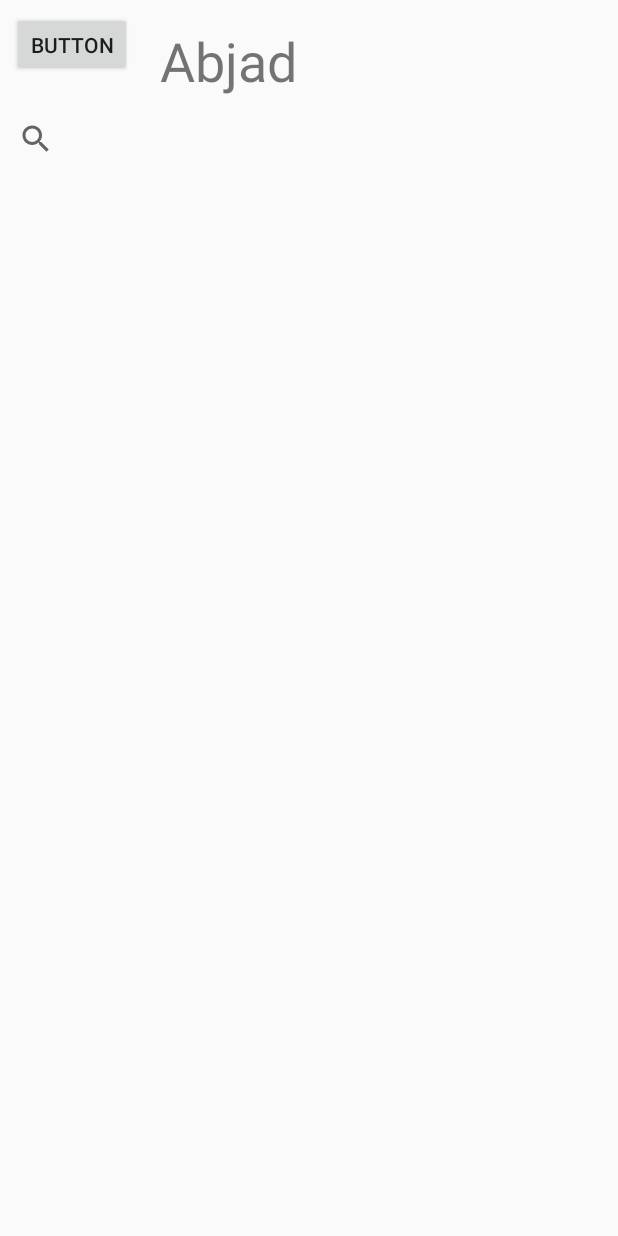
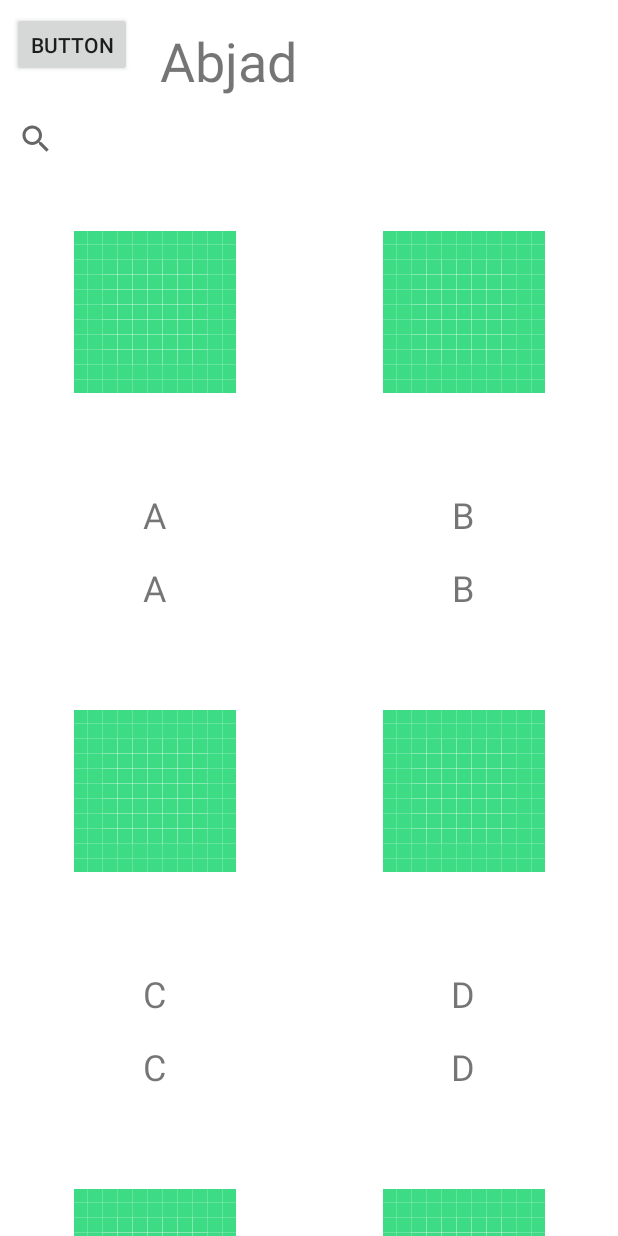
Before and after one commit to sungindra/SignDictionary, an Android app: the screen it shows after launch (SearchedView), after a tap on "Abjad", on a phone screen of 412 x 824 dp. Run offline under Robolectric (Android 15) with nearby library versions, the phone set to English and light mode, and no system bars.

Commit message:
completed the searched view activity and added adaptable grid display adapter based on devices

```diff
--- /dev/null
+++ b/app/src/main/java/com/reynardvincent/signdictionary/Adapters/DictionaryAdapter.kt
@@ -0,0 +1,41 @@
+package com.reynardvincent.signdictionary.Adapters
+
+import android.content.Context
+import android.view.LayoutInflater
+import android.view.View
+import android.view.ViewGroup
+import android.widget.ImageView
+import android.widget.TextView
+import androidx.recyclerview.widget.RecyclerView
+import com.reynardvincent.signdictionary.Model.Dictionary
+import com.reynardvincent.signdictionary.R
+
+class DictionaryAdapter(val context: Context, val dictionaries: List<Dictionary>) : RecyclerView.Adapter<DictionaryAdapter.DictionaryHolder>(){
+
+    inner class DictionaryHolder(itemView: View) : RecyclerView.ViewHolder(itemView) {
+        val dictionaryImage = itemView.findViewById<ImageView>(R.id.signImage)
+        val dictionaryTitle = itemView.findViewById<TextView>(R.id.signTitle)
+        val dictionaryDetail = itemView.findViewById<TextView>(R.id.signDetail)
+
+        fun bindDictionary(dictionary: Dictionary, context: Context){
+            //val resourceID = context.resources.getIdentifier(dictionary.image, "drawable", context.packageName)
+            val resourceID = context.resources.getIdentifier("ic_launcher_background", "drawable", context.packageName)
+            dictionaryImage?.setImageResource(resourceID)
+            dictionaryTitle?.text = dictionary.key
+            dictionaryDetail?.text = dictionary.value
+        }
+    }
+
+    override fun onCreateViewHolder(parent: ViewGroup, viewType: Int): DictionaryHolder {
+        val view = LayoutInflater.from(context).inflate(R.layout.dictionary_list_item, parent, false)
+        return DictionaryHolder(view)
+    }
+
+    override fun getItemCount(): Int {
+        return dictionaries.count()
+    }
+
+    override fun onBindViewHolder(holder: DictionaryHolder, position: Int) {
+        holder.bindDictionary(dictionaries[position], context)
+    }
+}
--- a/app/src/main/java/com/reynardvincent/signdictionary/Controller/SearchedView.kt
+++ b/app/src/main/java/com/reynardvincent/signdictionary/Controller/SearchedView.kt
@@ -1,12 +1,20 @@
 package com.reynardvincent.signdictionary.Controller
 
+import android.content.res.Configuration
 import androidx.appcompat.app.AppCompatActivity
 import android.os.Bundle
+import androidx.recyclerview.widget.GridLayoutManager
+import androidx.recyclerview.widget.RecyclerView
+import com.reynardvincent.signdictionary.Adapters.DictionaryAdapter
+import com.reynardvincent.signdictionary.Model.Dictionary
+import com.reynardvincent.signdictionary.Model.SampleData
 import com.reynardvincent.signdictionary.Model.extraCategory
 import com.reynardvincent.signdictionary.R
 import kotlinx.android.synthetic.main.activity_searched_view.*
 
 class SearchedView : AppCompatActivity() {
+
+    lateinit var dictionaryAdapter : DictionaryAdapter
 
     override fun onCreate(savedInstanceState: Bundle?) {
         super.onCreate(savedInstanceState)
@@ -14,5 +22,24 @@ class SearchedView : AppCompatActivity() {
 
         val categoryType = intent.getStringExtra(extraCategory)
         TypeTitle.text = categoryType
+        dictionaryAdapter = DictionaryAdapter(this, SampleData.getDictionary(categoryType))
+
+        var numColumn = 2
+        val orientation = resources.configuration.orientation
+        val screenSize = resources.configuration.screenWidthDp
+
+        if(screenSize <= 720){
+            if(orientation == Configuration.ORIENTATION_LANDSCAPE) {
+                numColumn = 3
+            } else {
+                numColumn = 2
+            }
+        } else {
+            numColumn = 3
+        }
+
+        val layoutManager = GridLayoutManager(this, numColumn)
+        dictionaryListView.layoutManager = layoutManager
+        dictionaryListView.adapter = dictionaryAdapter
     }
 }
--- a/app/src/main/res/layout/activity_searched_view.xml
+++ b/app/src/main/res/layout/activity_searched_view.xml
@@ -4,6 +4,7 @@
     xmlns:tools="http://schemas.android.com/tools"
     android:layout_width="match_parent"
     android:layout_height="match_parent"
+    android:background="@android:color/white"
     tools:context=".Controller.SearchedView">
 
     <Button
--- a/app/src/main/res/layout/dictionary_list_item.xml
+++ b/app/src/main/res/layout/dictionary_list_item.xml
@@ -9,10 +9,11 @@
     <ImageView
         android:id="@+id/signImage"
         android:layout_width="0dp"
-        android:layout_height="wrap_content"
+        android:layout_height="0dp"
         android:layout_marginStart="8dp"
         android:layout_marginTop="8dp"
         android:layout_marginEnd="8dp"
+        android:scaleType="centerInside"
         app:layout_constraintDimensionRatio="w,1:1"
         app:layout_constraintEnd_toEndOf="parent"
         app:layout_constraintStart_toStartOf="parent"
```
